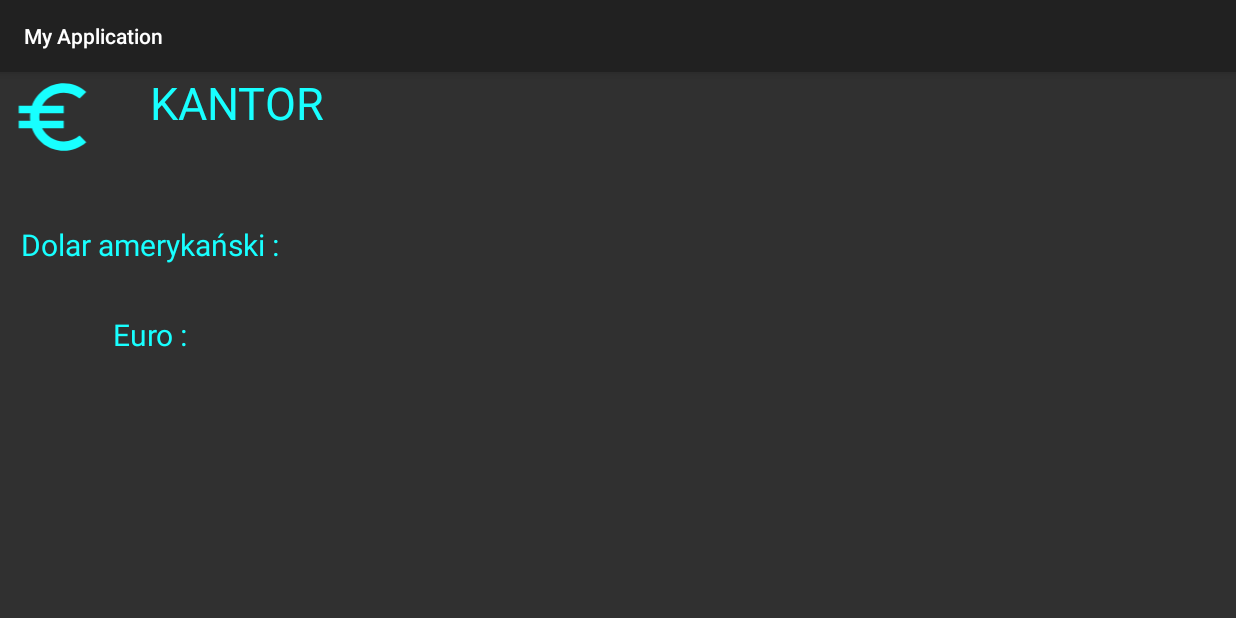
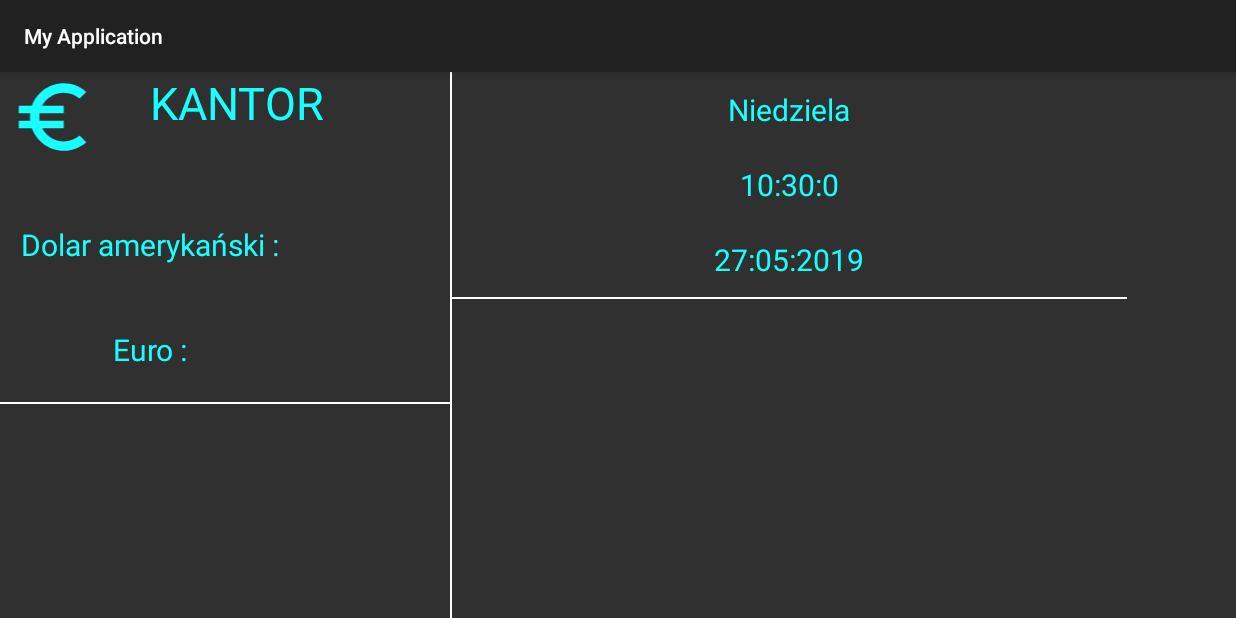
Before and after one commit to pbetkowski/MultiApiReader, an Android app: the screen it shows after launch (MainActivity), on a phone screen of 824 x 412 dp (held sideways). Run offline under Robolectric (Android 15) with nearby library versions, the phone set to English and light mode, and no system bars; our stand-ins replace RxJava; libraries missing offline, so code that uses them is left out: com.jakewharton.rxbinding2; network calls fail.

Commit message:
Time fragment

```diff
--- a/app/build.gradle
+++ b/app/build.gradle
@@ -8,7 +8,7 @@ android {
     compileSdkVersion 28
     defaultConfig {
         applicationId "com.example.dev.myapplication"
-        minSdkVersion 15
+        minSdkVersion 16
         targetSdkVersion 28
         versionCode 1
         versionName "1.0"
@@ -46,4 +46,6 @@ dependencies {
     testImplementation 'junit:junit:4.12'
     androidTestImplementation 'com.android.support.test:runner:1.0.2'
     androidTestImplementation 'com.android.support.test.espresso:espresso-core:3.0.2'
+
+    implementation 'com.jakewharton.rxbinding2:rxbinding:2.1.1'
 }
--- a/app/src/main/java/com/example/dev/myapplication/MainActivity.kt
+++ b/app/src/main/java/com/example/dev/myapplication/MainActivity.kt
@@ -22,5 +22,7 @@ class MainActivity : AppCompatActivity() {
         // todo weryfikacja logowania
         Navigator.navigate(supportFragmentManager, DashBoardFragment())
 
+
+
     }
 }
--- /dev/null
+++ b/app/src/main/java/com/example/dev/myapplication/TimeIsNigh.kt
@@ -0,0 +1,83 @@
+package com.example.dev.myapplication
+
+import android.os.Bundle
+import android.support.v4.app.Fragment
+import android.view.LayoutInflater
+import android.view.View
+import android.view.ViewGroup
+import com.jakewharton.rxbinding2.widget.RxTextView
+import kotlinx.android.synthetic.main.timer.*
+import java.util.*
+
+
+
+
+class TimeIsNigh: Fragment() {
+
+
+
+    override fun onCreateView(inflater: LayoutInflater, container: ViewGroup?, savedInstanceState: Bundle?): View? {
+        return inflater.inflate(R.layout.timer, container, false)
+    }
+
+    override fun onViewCreated(view: View, savedInstanceState: Bundle?) {
+        super.onViewCreated(view, savedInstanceState)
+
+
+        val thread = object : Thread() {
+
+            override fun run() {
+                try {
+                    while (!this.isInterrupted) {
+                        Thread.sleep(1000)
+                        activity?.runOnUiThread {
+//
+                            timeText?.text = getDayOfWeek()
+                            timeText2?.text = getTime()
+                            timeText3?.text = getDate()
+                        }
+                    }
+                } catch (e: InterruptedException) {
+                }
+
+            }
+        }
+
+        thread.start()
+
+    }
+
+    private fun getDayOfWeek(): String {
+        var dayOfWeek = Calendar.getInstance().get(Calendar.DAY_OF_WEEK)
+        when (dayOfWeek) {
+            1 -> return "Niedziela"
+            2 -> return "Poniedziałek"
+            3 -> return "Wtorek"
+            4 -> return "Środa"
+            5 -> return "Czwartek"
+            6 -> return "Piątek"
+            7 -> return "Sobota"
+        }
+        return ""
+    }
+
+    private fun getTime(): String {
+        val hour = Calendar.getInstance().get(Calendar.HOUR_OF_DAY)
+        val minutes = Calendar.getInstance().get(Calendar.MINUTE)
+        val seconds = Calendar.getInstance().get(Calendar.SECOND)
+
+        return "$hour:$minutes:$seconds"
+    }
+
+    private fun getDate(): String {
+        val day = Calendar.getInstance().get(Calendar.DAY_OF_MONTH)
+        val month = Calendar.getInstance().get(Calendar.MONTH+1)
+        val year = Calendar.getInstance().get(Calendar.YEAR)
+
+        if (month<10) {
+            return "$day:0$month:$year"
+        }
+
+        return "$day:$month:$year"
+    }
+}
--- a/app/src/main/res/layout/dashboard.xml
+++ b/app/src/main/res/layout/dashboard.xml
@@ -1,9 +1,25 @@
 <?xml version="1.0" encoding="utf-8"?>
 <GridLayout xmlns:android="http://schemas.android.com/apk/res/android"
             android:layout_width="900dp"
-            android:rowCount="2"
-            android:columnCount="2"
-            android:layout_height="wrap_content">
+            android:rowCount="3"
+            android:columnCount="3"
+            android:layout_height="match_parent">
+
+        <View
+                android:layout_width="1dp"
+                android:layout_height="match_parent"
+                android:layout_column="1"
+                android:layout_row="0"
+                android:background="#ffffff"/>
+
+
+        <!--<View-->
+                <!--android:layout_width="match_parent"-->
+                <!--android:layout_height="1dp"-->
+                <!--android:layout_column="2"-->
+                <!--android:layout_row="2"-->
+                <!--android:background="@android:color/darker_gray"/>-->
+
 
 
         <fragment
@@ -11,8 +27,8 @@
                 android:id="@+id/qwe"
                 android:layout_column="0"
                 android:layout_row="0"
-                android:layout_width="450dp"
-                android:layout_height="200dp"/>
+                android:layout_width="300dp"
+                android:layout_height="wrap_content"/>
 
         <!--<fragment-->
                 <!--android:name="com.example.dev.myapplication.CurrencyFragment"-->
@@ -23,13 +39,17 @@
                 <!--android:layout_height="200dp"/>-->
 
 
-        <!--<fragment-->
-                <!--android:name="com.example.dev.myapplication.CurrencyFragment"-->
-                <!--android:id="@+id/qwert"-->
-                <!--android:layout_column="1"-->
-                <!--android:layout_row="0"-->
-                <!--android:layout_width="450dp"-->
-                <!--android:layout_height="200dp"/>-->
+
+
+        <fragment
+                android:name="com.example.dev.myapplication.TimeIsNigh"
+                android:id="@+id/qwert"
+                android:layout_column="2"
+                android:layout_row="0"
+                android:layout_width="450dp"
+                android:layout_height="200dp"/>
+
+
 
         <!--<fragment-->
                 <!--android:name="com.example.dev.myapplication.CurrencyFragment"-->
--- a/app/src/main/res/layout/rate_fragment.xml
+++ b/app/src/main/res/layout/rate_fragment.xml
@@ -1,8 +1,9 @@
 <?xml version="1.0" encoding="utf-8"?>
 <RelativeLayout xmlns:android="http://schemas.android.com/apk/res/android"
                 xmlns:app="http://schemas.android.com/apk/res-auto" xmlns:tools="http://schemas.android.com/tools"
-                android:layout_width="match_parent"
-                android:layout_height="match_parent">
+                android:layout_width="wrap_content"
+                android:layout_height="wrap_content">
+
 
     <LinearLayout android:layout_width="match_parent"
                   android:id="@+id/linear"
@@ -49,7 +50,7 @@
               android:textColor="#18FFFF"
     />
 
-    <TextView android:layout_width="200dp"
+    <TextView android:layout_width="100dp"
               android:layout_height="70dp"
               android:id="@+id/l3"
               android:layout_below="@+id/linear"
@@ -60,7 +61,7 @@
               android:textColor="#18FFFF"
     />
 
-    <TextView android:layout_width="200dp"
+    <TextView android:layout_width="100dp"
               android:layout_height="70dp"
               android:id="@+id/l4"
               android:layout_below="@+id/l3"
@@ -70,4 +71,11 @@
               android:textColor="#18FFFF"
     />
 
+    <View
+            android:layout_width="match_parent"
+            android:layout_height="1dp"
+            android:layout_below="@+id/l4"
+            android:background="#ffffff"/>
+
+
 </RelativeLayout>
--- /dev/null
+++ b/app/src/main/res/layout/timer.xml
@@ -0,0 +1,46 @@
+<?xml version="1.0" encoding="utf-8"?>
+<RelativeLayout xmlns:android="http://schemas.android.com/apk/res/android"
+              android:orientation="vertical"
+              android:layout_width="match_parent"
+              android:layout_height="300dp">
+
+
+
+    <TextView android:layout_width="match_parent"
+                    android:layout_height="50dp"
+                    android:id="@+id/timeText"
+                    android:text="asd"
+                    android:textSize="20dp"
+                    android:gravity="center"
+                    android:textColor="#18FFFF"
+/>
+
+    <TextView android:layout_width="match_parent"
+              android:layout_height="50dp"
+              android:id="@+id/timeText2"
+              android:layout_below="@+id/timeText"
+              android:text="asd"
+              android:textSize="20dp"
+              android:gravity="center"
+              android:textColor="#18FFFF"
+    />
+
+    <TextView android:layout_width="match_parent"
+              android:layout_height="50dp"
+              android:id="@+id/timeText3"
+              android:layout_below="@+id/timeText2"
+              android:text="asd"
+              android:textSize="20dp"
+              android:gravity="center"
+              android:textColor="#18FFFF"
+    />
+
+    <View
+            android:layout_width="match_parent"
+            android:layout_height="1dp"
+            android:layout_below="@+id/timeText3"
+            android:background="#ffffff"/>
+
+
+
+</RelativeLayout>
```
